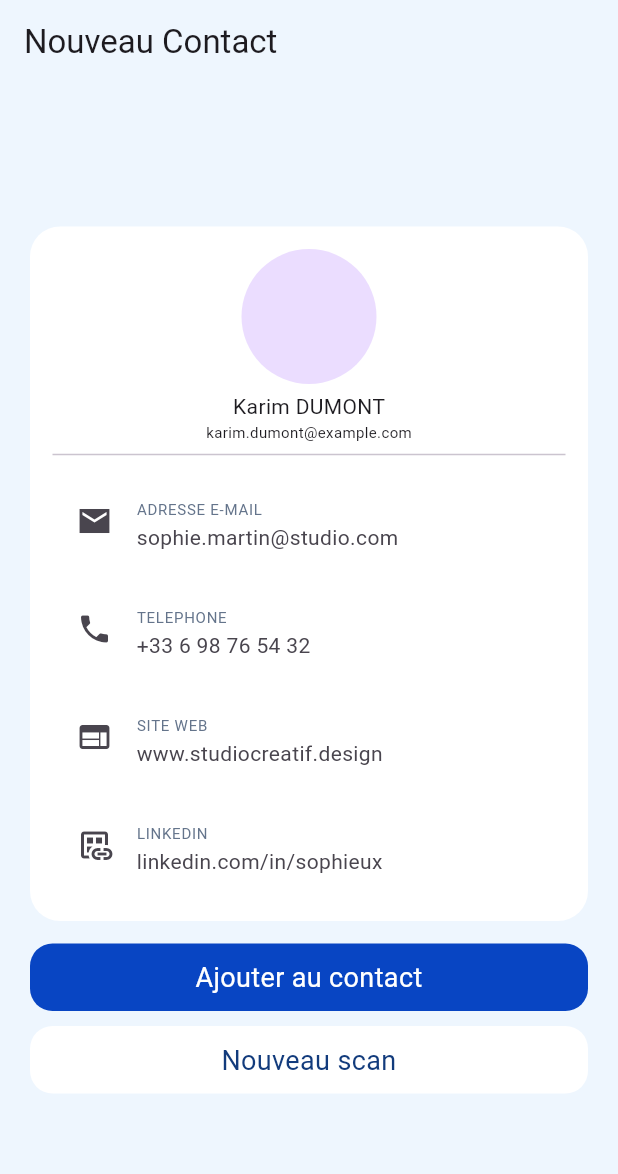
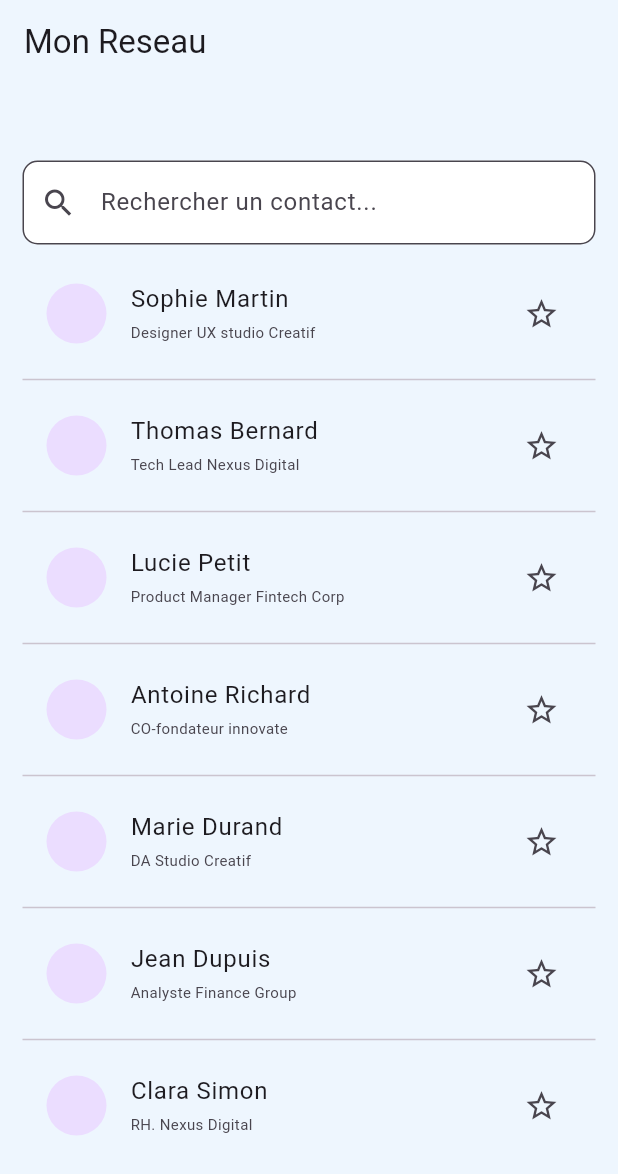
Before and after one commit to Coumba223/LinkUp, a Flutter app: the screen it shows after launch, on a phone screen of 412 x 824 dp. Shown: the top 1174 px of the screen. Run offline on Flutter 3.47's test engine with Material 3 defaults, Android fonts, the phone set to English and light mode, and no system bars.

Commit message:
Creation de l'ecran mon reseau

```diff
--- a/lib/main.dart
+++ b/lib/main.dart
@@ -5,6 +5,7 @@ import 'package:linkupapp/screens/inscription.dart';
 import 'package:linkupapp/screens/discover1.dart';
 import 'package:linkupapp/screens/discover2.dart';
 import 'package:linkupapp/screens/discover3.dart';
+import 'package:linkupapp/screens/monreseau.dart';
 import 'package:linkupapp/screens/nouveaucontact.dart';
 import 'package:linkupapp/screens/profil.dart';
 import 'package:linkupapp/screens/splashscreen.dart';
@@ -22,7 +23,7 @@ class MyApp extends StatelessWidget {
     return MaterialApp(
       title: 'Flutter Demo',
       theme: ThemeData(colorScheme: .fromSeed(seedColor: Colors.deepPurple)),
-      home: const NouveauContact(),
+      home: const MonReseau(),
     );
   }
 }
--- /dev/null
+++ b/lib/screens/monreseau.dart
@@ -0,0 +1,121 @@
+import 'package:flutter/material.dart';
+
+class MonReseau extends StatefulWidget {
+  const MonReseau({super.key});
+
+  @override
+  State<MonReseau> createState() => _MonReseauState();
+}
+
+class _MonReseauState extends State<MonReseau> {
+  final _keyForm = GlobalKey<FormState>();
+  final TextEditingController _searchController = TextEditingController();
+  @override
+  Widget build(BuildContext context) {
+    return Scaffold(
+      backgroundColor: Color(0XFFEEF6FE),
+      appBar: AppBar(
+        backgroundColor: Color(0XFFEEF6FE),
+        title: Text("Mon Reseau"),
+      ),
+      body: Center(
+        child: SingleChildScrollView(
+          child: Padding(
+            padding: EdgeInsets.all(15),
+            child: Column(
+              mainAxisAlignment: MainAxisAlignment.end,
+              children: [
+                Form(
+                  key: _keyForm,
+
+                  child: TextField(
+                    controller: _searchController,
+                    decoration: InputDecoration(
+                      hintText: "Rechercher un contact...",
+                      border: OutlineInputBorder(
+                        borderRadius: BorderRadius.circular(10),
+                      ),
+                      filled: true,
+                      fillColor: Colors.white,
+                      prefixIcon: Icon(Icons.search),
+                    ),
+                  ),
+                ),
+                SizedBox(height: 10),
+                ListTile(
+                  leading: CircleAvatar(radius: 20),
+                  title: Text("Sophie Martin"),
+                  subtitle: Text(
+                    "Designer UX studio Creatif",
+                    style: TextStyle(fontSize: 10),
+                  ),
+                  trailing: Icon(Icons.star_border),
+                ),
+                Divider(),
+                ListTile(
+                  leading: CircleAvatar(radius: 20),
+                  title: Text("Thomas Bernard"),
+                  subtitle: Text(
+                    "Tech Lead Nexus Digital",
+                    style: TextStyle(fontSize: 10),
+                  ),
+                  trailing: Icon(Icons.star_border),
+                ),
+                Divider(),
+                ListTile(
+                  leading: CircleAvatar(radius: 20),
+                  title: Text("Lucie Petit"),
+                  subtitle: Text(
+                    "Product Manager Fintech Corp",
+                    style: TextStyle(fontSize: 10),
+                  ),
+                  trailing: Icon(Icons.star_border),
+                ),
+                Divider(),
+                ListTile(
+                  leading: CircleAvatar(radius: 20),
+                  title: Text("Antoine Richard"),
+                  subtitle: Text(
+                    "CO-fondateur innovate",
+                    style: TextStyle(fontSize: 10),
+                  ),
+                  trailing: Icon(Icons.star_border),
+                ),
+                Divider(),
+                ListTile(
+                  leading: CircleAvatar(radius: 20),
+                  title: Text("Marie Durand"),
+                  subtitle: Text(
+                    "DA Studio Creatif",
+                    style: TextStyle(fontSize: 10),
+                  ),
+                  trailing: Icon(Icons.star_border),
+                ),
+                Divider(),
+                ListTile(
+                  leading: CircleAvatar(radius: 20),
+                  title: Text("Jean Dupuis"),
+                  subtitle: Text(
+                    "Analyste Finance Group",
+                    style: TextStyle(fontSize: 10),
+                  ),
+                  trailing: Icon(Icons.star_border),
+                ),
+                Divider(),
+                ListTile(
+                  leading: CircleAvatar(radius: 20),
+                  title: Text("Clara Simon"),
+                  subtitle: Text(
+                    "RH. Nexus Digital",
+                    style: TextStyle(fontSize: 10),
+                  ),
+                  trailing: Icon(Icons.star_border),
+                ),
+              ],
+            ),
+          ),
+        ),
+      ),
+    );
+  }
+}
```
